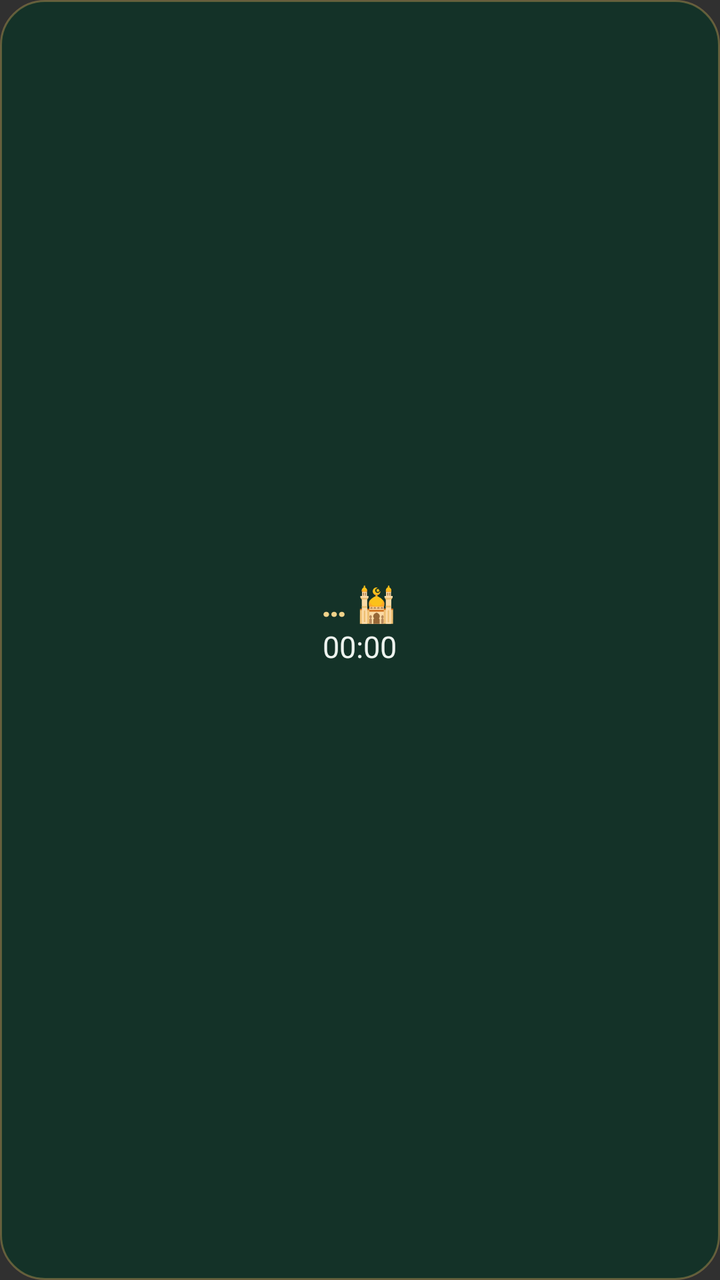
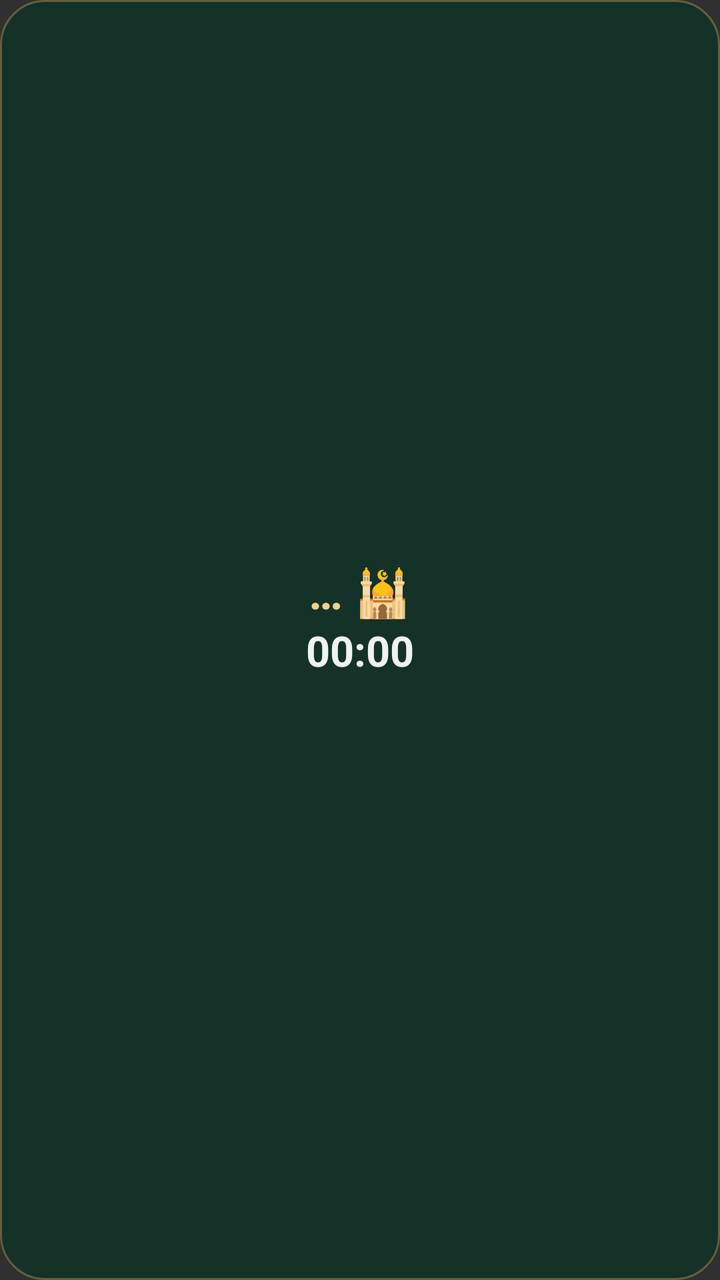

Screens rendered from an Android XML layout before and after an edit, with the pre-edit source and the edit as a unified diff.
<!-- AndroidManifest.xml: application theme android:Theme.Material.NoActionBar -->
<!-- res/layout/widget_small.xml -->
<LinearLayout xmlns:android="http://schemas.android.com/apk/res/android"
    android:id="@+id/w_root" android:layout_width="match_parent" android:layout_height="match_parent"
    android:orientation="vertical" android:gravity="center" android:padding="10dp"
    android:background="@drawable/widget_bg" android:layoutDirection="rtl">
    <TextView android:id="@+id/w_prayer" android:layout_width="wrap_content" android:layout_height="wrap_content"
        android:textColor="#F0D28A" android:textSize="17sp" android:textStyle="bold" android:text="🕌 …"/>
    <Chronometer android:id="@+id/w_count" android:layout_width="wrap_content" android:layout_height="wrap_content"
        android:textColor="#EEF3EF" android:textSize="15sp"/>
    <TextView android:id="@+id/w_hijri" android:layout_width="wrap_content" android:layout_height="wrap_content"
        android:textColor="#9FB7B0" android:textSize="12sp" android:maxLines="1" android:ellipsize="end"/>
</LinearLayout>
<!-- resources referenced by this layout -->
<resources>
  <!-- drawable widget_bg (drawable) -->
  <shape xmlns:android="http://schemas.android.com/apk/res/android" android:shape="rectangle">
      <solid android:color="#F2143329"/>
      <corners android:radius="22dp"/>
      <stroke android:width="1dp" android:color="#5AD9B45A"/>
  </shape>
</resources>

<!-- the commit's change to res/layout/widget_small.xml (unified diff, before → after) -->
@@ -1,11 +1,11 @@
 <LinearLayout xmlns:android="http://schemas.android.com/apk/res/android"
     android:id="@+id/w_root" android:layout_width="match_parent" android:layout_height="match_parent"
-    android:orientation="vertical" android:gravity="center" android:padding="10dp"
+    android:orientation="vertical" android:gravity="center" android:padding="8dp"
     android:background="@drawable/widget_bg" android:layoutDirection="rtl">
     <TextView android:id="@+id/w_prayer" android:layout_width="wrap_content" android:layout_height="wrap_content"
-        android:textColor="#F0D28A" android:textSize="17sp" android:textStyle="bold" android:text="🕌 …"/>
+        android:textColor="#F0D28A" android:textSize="23sp" android:textStyle="bold" android:text="🕌 …"/>
     <Chronometer android:id="@+id/w_count" android:layout_width="wrap_content" android:layout_height="wrap_content"
-        android:textColor="#EEF3EF" android:textSize="15sp"/>
+        android:textColor="#EEF3EF" android:textSize="21sp" android:textStyle="bold"/>
     <TextView android:id="@+id/w_hijri" android:layout_width="wrap_content" android:layout_height="wrap_content"
-        android:textColor="#9FB7B0" android:textSize="12sp" android:maxLines="1" android:ellipsize="end"/>
+        android:textColor="#C9D8D3" android:textSize="15sp" android:maxLines="1" android:ellipsize="end"/>
 </LinearLayout>
